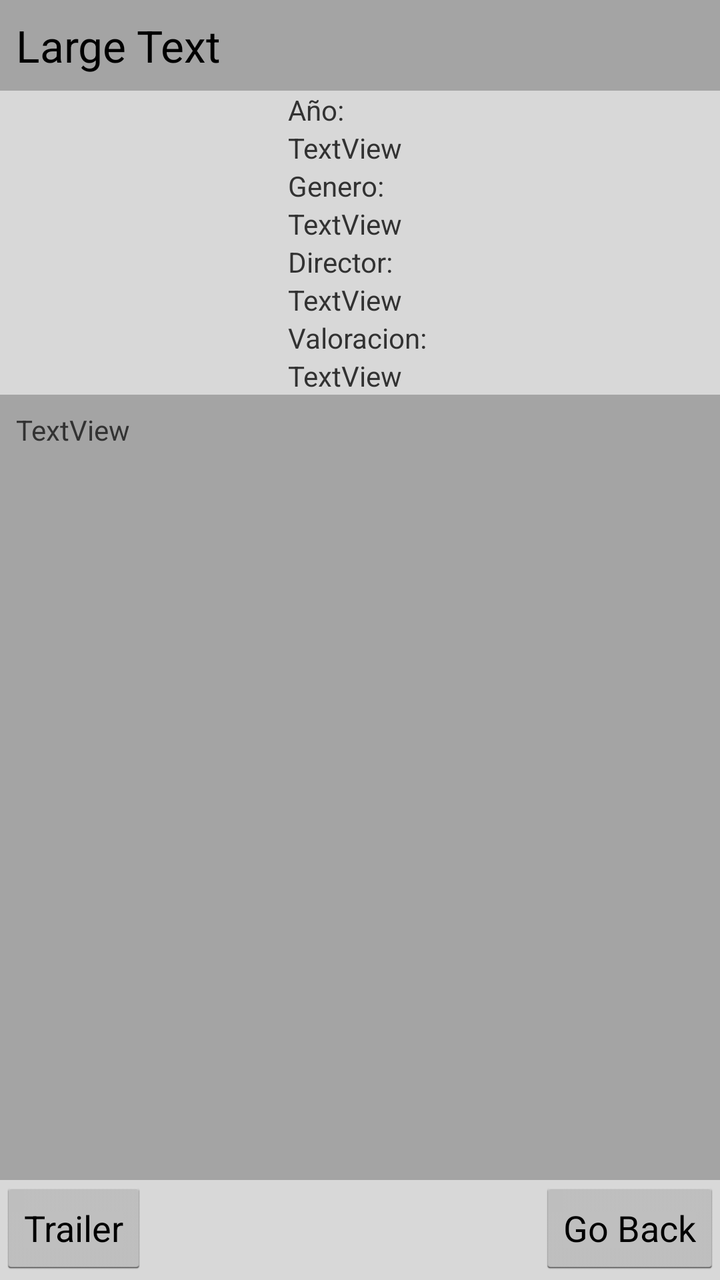
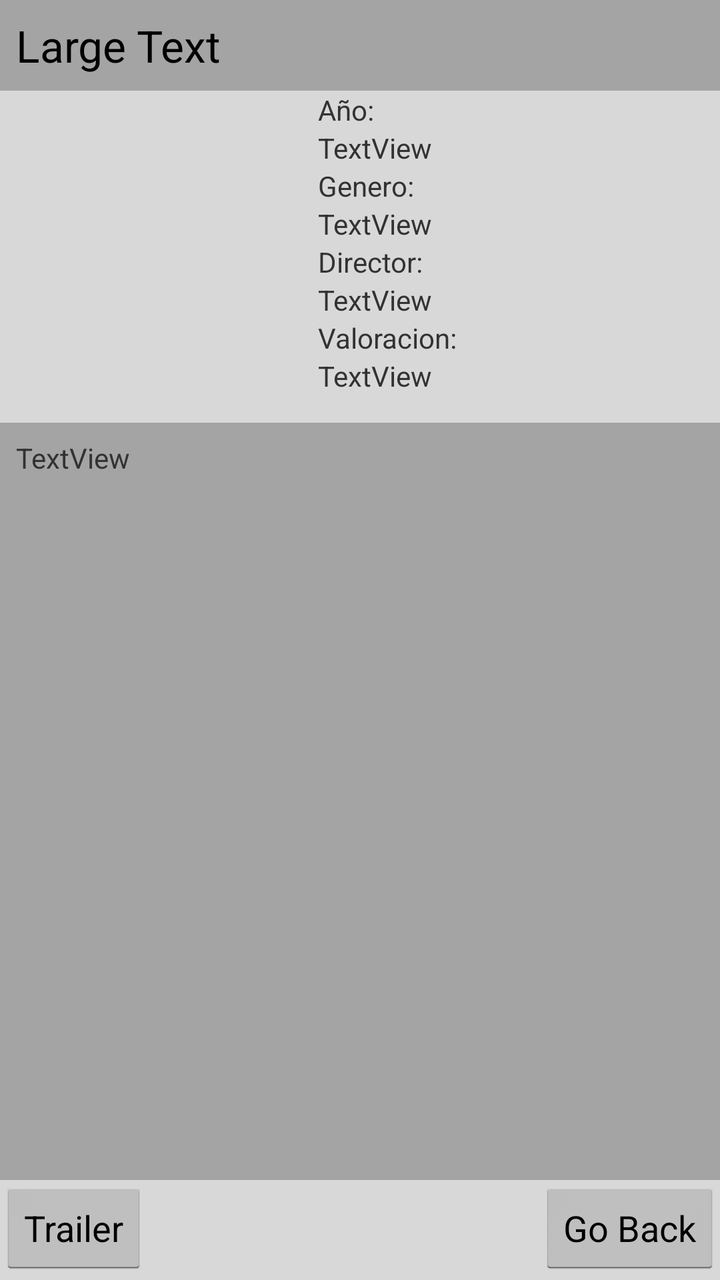

Two renders of the same Android screen: before a commit and after it. Below are the layout's source before the change and the commit's diff.
<!-- AndroidManifest.xml: application theme AppTheme -->
<!-- res/layout/movie_info_db.xml -->
<?xml version="1.0" encoding="utf-8"?>
<RelativeLayout xmlns:android="http://schemas.android.com/apk/res/android"
    android:layout_width="match_parent"
    android:layout_height="match_parent"
    android:orientation="vertical" >

    <ScrollView
        android:id="@+id/scrollView1"
        android:layout_width="match_parent"
        android:layout_height="match_parent"
        android:layout_above="@+id/relativeLayout1"
        android:layout_alignParentTop="true"
        android:background="@color/gris_oscuro" >

        <TableLayout
            android:layout_width="match_parent"
            android:layout_height="wrap_content"
            android:shrinkColumns="*"
            android:stretchColumns="*" >

            

            <TableRow
                android:layout_width="fill_parent"
                android:layout_height="wrap_content"
                android:background="@color/gris_oscuro"
                android:gravity="center_horizontal" >

                <TextView
                    android:id="@+id/titulo"
                    android:layout_width="match_parent"
                    android:layout_height="wrap_content"
                    android:layout_margin="8dp"
                    android:layout_weight="1"
                    android:text="Large Text"
                    android:textAppearance="?android:attr/textAppearanceLarge" />
            </TableRow>

            <TableRow
                android:layout_width="fill_parent"
                android:layout_height="wrap_content" >

                <LinearLayout
                    android:layout_width="match_parent"
                    android:layout_height="match_parent"
                    android:background="@color/gris_claro"
                    android:orientation="horizontal" >

                    <ImageView
                        android:id="@+id/poster"
                        android:layout_width="match_parent"
                        android:layout_height="match_parent"
                        android:layout_margin="8dp"
                        android:layout_weight="0.6" />

                    <LinearLayout
                        android:layout_width="fill_parent"
                        android:layout_height="match_parent"
                        android:layout_weight="0.4"
                        android:orientation="vertical" >

                        <TextView
                            android:id="@+id/AnyoLab"
                            android:layout_width="fill_parent"
                            android:layout_height="wrap_content"
                            android:text="Año:" />

                        <TextView
                            android:id="@+id/Anyo"
                            android:layout_width="wrap_content"
                            android:layout_height="wrap_content"
                            android:text="TextView" />

                        <TextView
                            android:id="@+id/generoLab"
                            android:layout_width="wrap_content"
                            android:layout_height="wrap_content"
                            android:text="Genero: " />

                        <TextView
                            android:id="@+id/genero"
                            android:layout_width="wrap_content"
                            android:layout_height="wrap_content"
                            android:text="TextView" />

                        <TextView
                            android:id="@+id/directorLAb"
                            android:layout_width="wrap_content"
                            android:layout_height="wrap_content"
                            android:text="Director: " />

                        <TextView
                            android:id="@+id/director"
                            android:layout_width="wrap_content"
                            android:layout_height="wrap_content"
                            android:text="TextView" />

                        <TextView
                            android:id="@+id/valoracionLab"
                            android:layout_width="wrap_content"
                            android:layout_height="wrap_content"
                            android:text="Valoracion: " />

                        <TextView
                            android:id="@+id/valoracion"
                            android:layout_width="wrap_content"
                            android:layout_height="wrap_content"
                            android:text="TextView" />
                    </LinearLayout>
                </LinearLayout>
            </TableRow>

            <TableRow
                android:layout_width="fill_parent"
                android:layout_height="wrap_content"
                android:background="@color/gris_oscuro" >

                <TextView
                    android:id="@+id/toda_la_descripcion"
                    android:layout_width="wrap_content"
                    android:layout_height="wrap_content"
                    android:layout_margin="8dp"
                    android:layout_weight="1"
                    android:text="TextView" />
            </TableRow>
        </TableLayout>
    </ScrollView>
    
    <RelativeLayout
        android:id="@+id/relativeLayout1"
        android:layout_width="fill_parent"
        android:layout_height="50dp"
        android:layout_alignParentBottom="true"
        android:background="@color/gris_claro"
        android:orientation="vertical" >

        <Button
        android:id="@+id/BtnAtrasDB"
        android:layout_width="wrap_content"
        android:layout_height="wrap_content"
        android:layout_alignParentRight="true"
        android:text="@string/backButton" />
        
        <Button
        android:id="@+id/BtnTrailer"
        android:layout_width="wrap_content"
        android:layout_height="wrap_content"
        android:layout_alignParentLeft="true"
        android:text="Trailer" />
        
    </RelativeLayout>

</RelativeLayout>
<!-- resources referenced by this layout -->
<resources>
  <color name="gris_claro">#D8D8D8</color>
  <color name="gris_oscuro">#A4A4A4</color>
  <string name="backButton">Go Back</string>
  <style name="AppTheme" parent="AppBaseTheme">
          
      </style>
  <style name="AppBaseTheme" parent="android:Theme.Light">
          
      </style>
</resources>

<!-- the commit's change to res/layout/movie_info_db.xml (unified diff, before → after) -->
@@ -48,10 +48,9 @@
 
                     <ImageView
                         android:id="@+id/poster"
-                        android:layout_width="match_parent"
-                        android:layout_height="match_parent"
-                        android:layout_margin="8dp"
-                        android:layout_weight="0.6" />
+                        android:layout_width="143dp"
+                        android:layout_height="150dp"
+                        android:layout_margin="8dp" />
 
                     <LinearLayout
                         android:layout_width="fill_parent"
